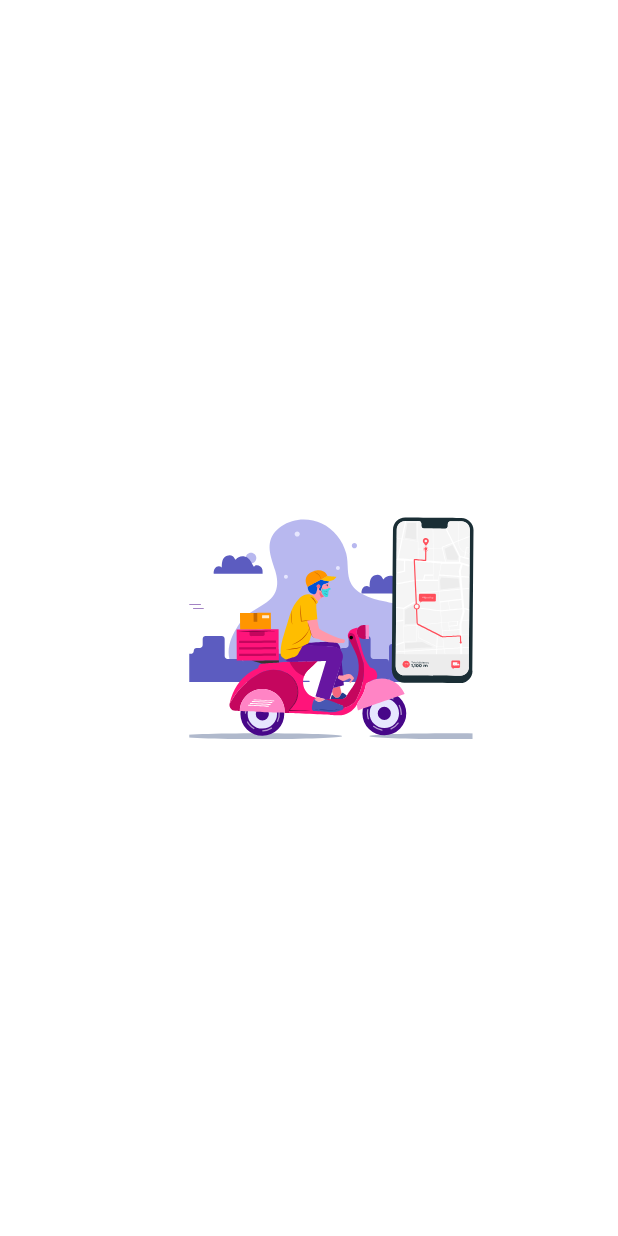
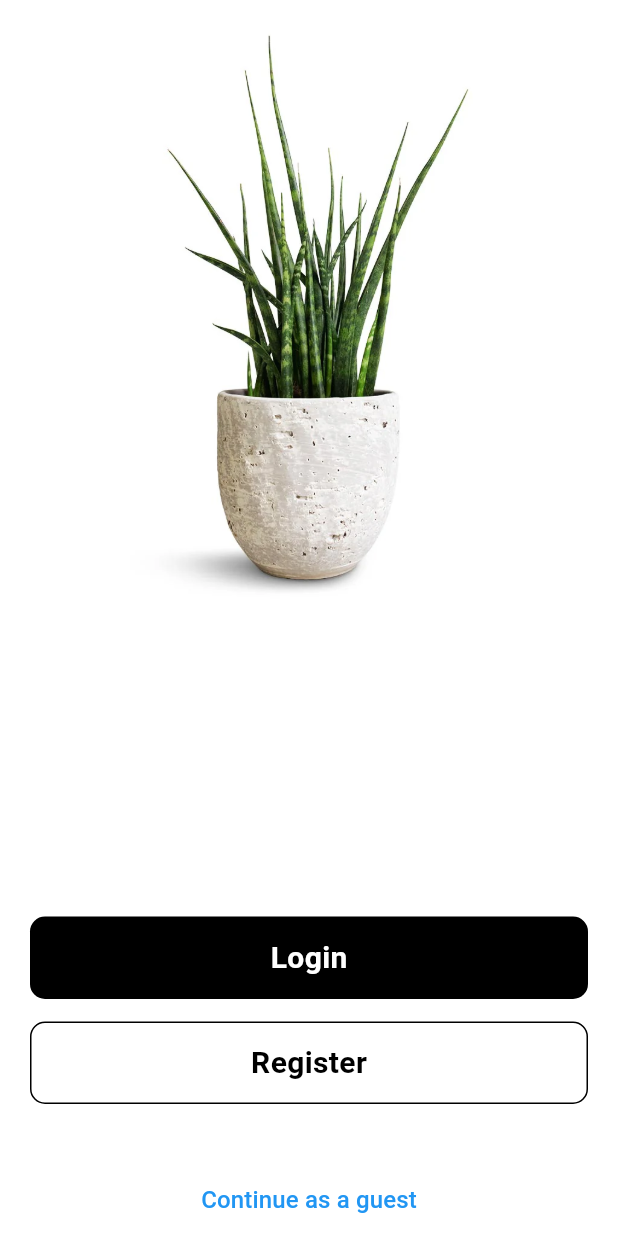
Before and after one commit to niceislam/onbording_screen, a Flutter app: the first screen one second after launch, on a phone screen of 412 x 824 dp. Run offline on Flutter 3.47's test engine with Material 3 defaults, Android fonts, the phone set to English and light mode, and no system bars; our stand-ins replace flutter_secure_storage, introduction_screen, lottie.

Commit message:
add login screen

```diff
--- a/lib/main.dart
+++ b/lib/main.dart
@@ -1,6 +1,7 @@
 import 'package:flutter/cupertino.dart';
 import 'package:flutter/material.dart';
-import 'new_eapp/view/splash_screen/splash_screen.dart';
+import 'package:new_eapp/new_eapp/view/login_screen/loginor_register.dart';
+import 'package:new_eapp/new_eapp/view/splash_screen/splash_screen.dart';
 
 void main() {
   runApp(MyApp());
@@ -11,6 +12,9 @@
 
   @override
   Widget build(BuildContext context) {
-    return MaterialApp(debugShowCheckedModeBanner: false, home: SplashScreen());
+    return MaterialApp(
+      debugShowCheckedModeBanner: false,
+      home: LoginorRegister(),
+    );
   }
 }
--- /dev/null
+++ b/lib/new_eapp/view/login_screen/loginor_register.dart
@@ -0,0 +1,94 @@
+import 'package:flutter/material.dart';
+import 'package:new_eapp/new_eapp/view/login_screen/login_page.dart';
+
+class LoginorRegister extends StatefulWidget {
+  const LoginorRegister({super.key});
+
+  @override
+  State<LoginorRegister> createState() => _LoginorRegisterState();
+}
+
+class _LoginorRegisterState extends State<LoginorRegister> {
+  @override
+  Widget build(BuildContext context) {
+    return Scaffold(
+      backgroundColor: Colors.white,
+      body: Container(
+        color: Colors.white,
+        constraints: BoxConstraints(
+          maxWidth: MediaQuery.sizeOf(context).width,
+          maxHeight: MediaQuery.sizeOf(context).height,
+        ),
+        child: Column(
+          mainAxisAlignment: MainAxisAlignment.spaceBetween,
+          children: [
+            Image.asset("assets/image/loginpic.webp"),
+            Column(
+              spacing: 15,
+              children: [
+                InkWell(
+                  onTap: () {
+                    Navigator.pushReplacement(
+                      context,
+                      MaterialPageRoute(builder: (c) => LoginPage()),
+                    );
+                  },
+                  child: _buildContainer(
+                    title: 'Login',
+                    containerColor: Colors.black,
+                    fontcolor: Colors.white,
+                  ),
+                ),
+                InkWell(
+                  onTap: () {},
+                  child: _buildContainer(
+                    title: "Register",
+                    containerColor: Colors.transparent,
+                    fontcolor: Colors.black,
+                    border: BoxBorder.all(color: Colors.black),
+                  ),
+                ),
+                SizedBox(height: 10),
+                TextButton(
+                  onPressed: () {},
+                  child: Text(
+                    "Continue as a guest",
+                    style: TextStyle(color: Colors.blue, fontSize: 16),
+                  ),
+                ),
+              ],
+            ),
+          ],
+        ),
+      ),
+    );
+  }
+
+  Container _buildContainer({
+    required String title,
+    required Color containerColor,
+    required Color fontcolor,
+    BoxBorder? border,
+  }) {
+    return Container(
+      margin: EdgeInsets.symmetric(horizontal: 20),
+      height: 55,
+      width: MediaQuery.sizeOf(context).width,
+      decoration: BoxDecoration(
+        borderRadius: BorderRadius.circular(10),
+        border: border,
+        color: containerColor,
+      ),
+      child: Center(
+        child: Text(
+          "$title",
+          style: TextStyle(
+            color: fontcolor,
+            fontSize: 20,
+            fontWeight: FontWeight.bold,
+          ),
+        ),
+      ),
+    );
+  }
+}
```
Also changed, not shown: lib/new_eapp/view/login_screen/login_page.dart (added, +59 -0 lines), assets/image/loginpic.webp (added), lib/new_eapp/view/login_screen/register_page.dart (added), pubspec.lock.
